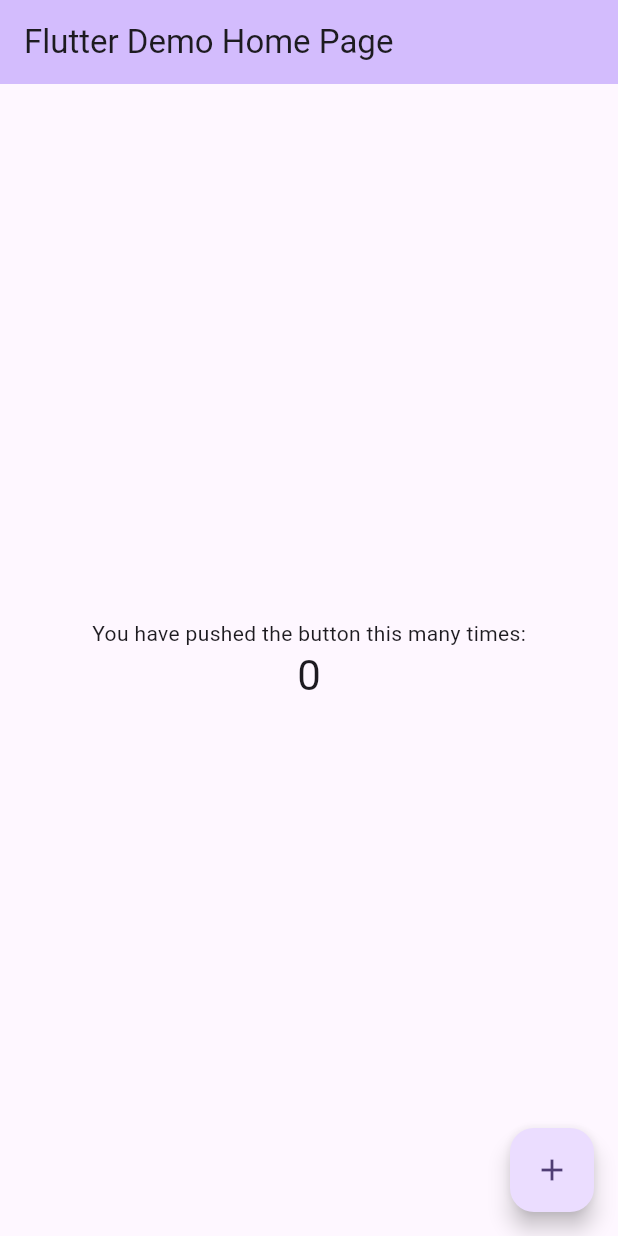
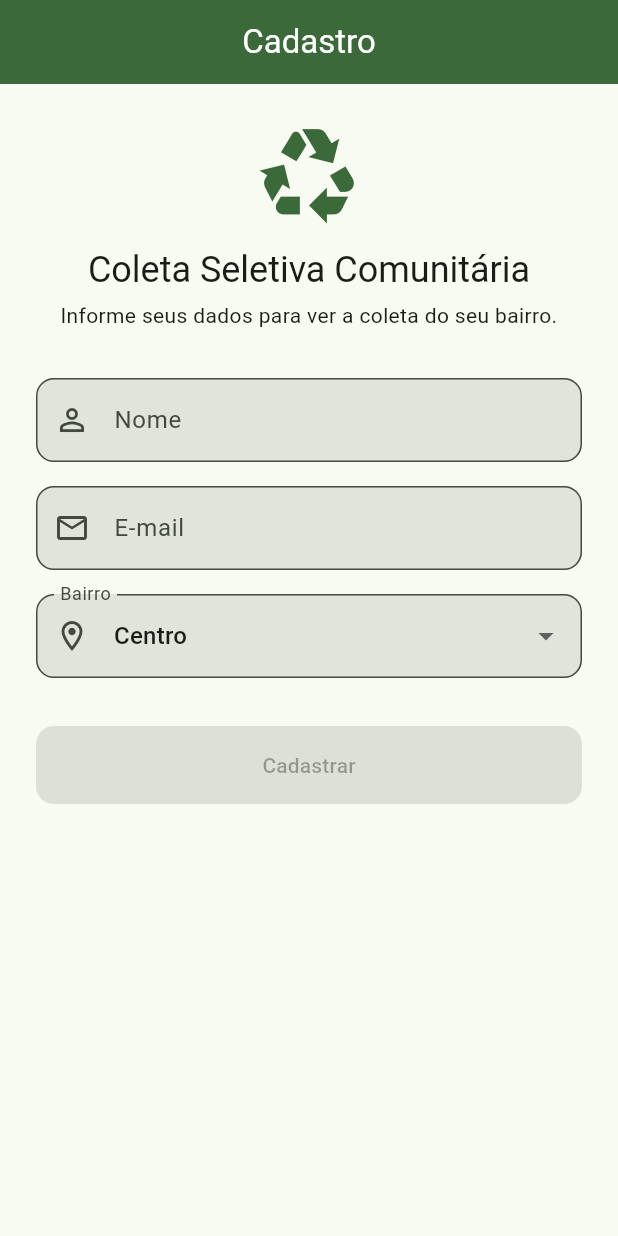
Before and after one commit to Felipixel-Martins/coleta-seletiva-app, a Flutter app: the screen it shows after launch, on a phone screen of 412 x 824 dp. Run offline on Flutter 3.47's test engine with Material 3 defaults, Android fonts, the light colour scheme and no system bars; our stand-ins replace shared_preferences; accounts and stored records are empty.

Commit message:
feat(sprint1): modelo Usuario, tela de cadastro com bairro e persistência local (TDD)

```diff
--- /dev/null
+++ b/lib/data/bairros.dart
@@ -0,0 +1,2 @@
+/// Bairros atendidos pela coleta seletiva (dados mockados do MVP).
+const List<String> bairrosAtendidos = ['Centro', 'Fazenda', 'Cordeiros'];
--- a/lib/main.dart
+++ b/lib/main.dart
@@ -1,122 +1,62 @@
 import 'package:flutter/material.dart';
 
+import 'data/bairros.dart';
+import 'models/usuario.dart';
+import 'screens/cadastro_screen.dart';
+import 'services/usuario_repository.dart';
+import 'theme/app_theme.dart';
+
 void main() {
-  runApp(const MyApp());
+  WidgetsFlutterBinding.ensureInitialized();
+  runApp(ColetaSeletivaApp(usuarioRepository: UsuarioRepository()));
 }
 
-class MyApp extends StatelessWidget {
-  const MyApp({super.key});
+/// Widget raiz do aplicativo Coleta Seletiva Comunitária.
+class ColetaSeletivaApp extends StatefulWidget {
+  final UsuarioRepository usuarioRepository;
 
-  // This widget is the root of your application.
+  const ColetaSeletivaApp({super.key, required this.usuarioRepository});
+
   @override
-  Widget build(BuildContext context) {
-    return MaterialApp(
-      title: 'Flutter Demo',
-      theme: ThemeData(
-        // This is the theme of your application.
-        //
-        // TRY THIS: Try running your application with "flutter run". You'll see
-        // the application has a purple toolbar. Then, without quitting the app,
-        // try changing the seedColor in the colorScheme below to Colors.green
-        // and then invoke "hot reload" (save your changes or press the "hot
-        // reload" button in a Flutter-supported IDE, or press "r" if you used
-        // the command line to start the app).
-        //
-        // Notice that the counter didn't reset back to zero; the application
-        // state is not lost during the reload. To reset the state, use hot
-        // restart instead.
-        //
-        // This works for code too, not just values: Most code changes can be
-        // tested with just a hot reload.
-        colorScheme: .fromSeed(seedColor: Colors.deepPurple),
-      ),
-      home: const MyHomePage(title: 'Flutter Demo Home Page'),
-    );
-  }
+  State<ColetaSeletivaApp> createState() => _ColetaSeletivaAppState();
 }
 
-class MyHomePage extends StatefulWidget {
-  const MyHomePage({super.key, required this.title});
-
-  // This widget is the home page of your application. It is stateful, meaning
-  // that it has a State object (defined below) that contains fields that affect
-  // how it looks.
-
-  // This class is the configuration for the state. It holds the values (in this
-  // case the title) provided by the parent (in this case the App widget) and
-  // used by the build method of the State. Fields in a Widget subclass are
-  // always marked "final".
-
-  final String title;
+class _ColetaSeletivaAppState extends State<ColetaSeletivaApp> {
+  Usuario? _usuario;
+  bool _carregando = true;
 
   @override
-  State<MyHomePage> createState() => _MyHomePageState();
-}
+  void initState() {
+    super.initState();
+    widget.usuarioRepository.carregar().then((u) {
+      if (mounted) setState(() {
+        _usuario = u;
+        _carregando = false;
+      });
+    });
+  }
 
-class _MyHomePageState extends State<MyHomePage> {
-  int _counter = 0;
-
-  void _incrementCounter() {
-    setState(() {
-      // This call to setState tells the Flutter framework that something has
-      // changed in this State, which causes it to rerun the build method below
-      // so that the display can reflect the updated values. If we changed
-      // _counter without calling setState(), then the build method would not be
-      // called again, and so nothing would appear to happen.
-      _counter++;
-    });
+  Future<void> _aoCadastrar(Usuario usuario) async {
+    await widget.usuarioRepository.salvar(usuario);
+    setState(() => _usuario = usuario);
   }
 
   @override
   Widget build(BuildContext context) {
-    // This method is rerun every time setState is called, for instance as done
-    // by the _incrementCounter method above.
-    //
-    // The Flutter framework has been optimized to make rerunning build methods
-    // fast, so that you can just rebuild anything that needs updating rather
-    // than having to individually change instances of widgets.
-    return Scaffold(
-      appBar: AppBar(
-        // TRY THIS: Try changing the color here to a specific color (to
-        // Colors.amber, perhaps?) and trigger a hot reload to see the AppBar
-        // change color while the other colors stay the same.
-        backgroundColor: Theme.of(context).colorScheme.inversePrimary,
-        // Here we take the value from the MyHomePage object that was created by
-        // the App.build method, and use it to set our appbar title.
-        title: Text(widget.title),
-      ),
-      body: Center(
-        // Center is a layout widget. It takes a single child and positions it
-        // in the middle of the parent.
-        child: Column(
-          // Column is also a layout widget. It takes a list of children and
-          // arranges them vertically. By default, it sizes itself to fit its
-          // children horizontally, and tries to be as tall as its parent.
-          //
-          // Column has various properties to control how it sizes itself and
-          // how it positions its children. Here we use mainAxisAlignment to
-          // center the children vertically; the main axis here is the vertical
-          // axis because Columns are vertical (the cross axis would be
-          // horizontal).
-          //
-          // TRY THIS: Invoke "debug painting" (choose the "Toggle Debug Paint"
-          // action in the IDE, or press "p" in the console), to see the
-          // wireframe for each widget.
-          mainAxisAlignment: .center,
-          children: [
-            const Text('You have pushed the button this many times:'),
-            Text(
-              '$_counter',
-              style: Theme.of(context).textTheme.headlineMedium,
-            ),
-          ],
-        ),
-      ),
-      floatingActionButton: FloatingActionButton(
-        onPressed: _incrementCounter,
-        tooltip: 'Increment',
-        child: const Icon(Icons.add),
-      ),
+    return MaterialApp(
+      title: 'Coleta Seletiva Comunitária',
+      debugShowCheckedModeBanner: false,
+      theme: AppTheme.claro,
+      home: _carregando
+          ? const Scaffold(body: Center(child: CircularProgressIndicator()))
+          : _usuario == null
+              ? CadastroScreen(bairros: bairrosAtendidos, onCadastrar: _aoCadastrar)
+              : Scaffold(
+                  appBar: AppBar(title: const Text('Coleta Seletiva')),
+                  body: Center(
+                    child: Text('Olá, ${_usuario!.nome}! Bairro: ${_usuario!.bairro}'),
+                  ),
+                ),
     );
   }
 }
--- /dev/null
+++ b/lib/models/usuario.dart
@@ -0,0 +1,50 @@
+/// Representa o morador cadastrado no aplicativo.
+///
+/// A validação acontece no construtor: um [Usuario] só existe
+/// se tiver nome preenchido e e-mail em formato válido.
+class Usuario {
+  final String nome;
+  final String email;
+  final String bairro;
+
+  static final RegExp _regexEmail = RegExp(r'^[\w.+-]+@[\w-]+(\.[\w-]+)+$');
+
+  Usuario({
+    required String nome,
+    required String email,
+    required this.bairro,
+  })  : nome = nome.trim(),
+        email = email.trim() {
+    if (!nomeValido(this.nome)) {
+      throw ArgumentError('O nome não pode ficar vazio.');
+    }
+    if (!emailValido(this.email)) {
+      throw ArgumentError('E-mail inválido.');
+    }
+  }
+
+  /// Verifica se o nome informado é válido (não vazio).
+  static bool nomeValido(String nome) => nome.trim().isNotEmpty;
+
+  /// Verifica se o e-mail informado tem formato válido.
+  static bool emailValido(String email) => _regexEmail.hasMatch(email.trim());
+
+  Map<String, dynamic> toMap() =>
+      {'nome': nome, 'email': email, 'bairro': bairro};
+
+  factory Usuario.fromMap(Map<String, dynamic> map) => Usuario(
+        nome: map['nome'] as String,
+        email: map['email'] as String,
+        bairro: map['bairro'] as String,
+      );
+
+  @override
+  bool operator ==(Object other) =>
+      other is Usuario &&
+      other.nome == nome &&
+      other.email == email &&
+      other.bairro == bairro;
+
+  @override
+  int get hashCode => Object.hash(nome, email, bairro);
+}
--- /dev/null
+++ b/lib/screens/cadastro_screen.dart
@@ -0,0 +1,136 @@
+import 'dart:async';
+
+import 'package:flutter/material.dart';
+
+import '../models/usuario.dart';
+
+/// Tela de cadastro simplificado: nome, e-mail e bairro.
+///
+/// O botão "Cadastrar" só é habilitado quando nome e e-mail são válidos.
+class CadastroScreen extends StatefulWidget {
+  final List<String> bairros;
+  final FutureOr<void> Function(Usuario usuario) onCadastrar;
+  final Usuario? usuarioInicial;
+
+  const CadastroScreen({
+    super.key,
+    required this.bairros,
+    required this.onCadastrar,
+    this.usuarioInicial,
+  });
+
+  @override
+  State<CadastroScreen> createState() => _CadastroScreenState();
+}
+
+class _CadastroScreenState extends State<CadastroScreen> {
+  late final TextEditingController _nomeController;
+  late final TextEditingController _emailController;
+  late String _bairroSelecionado;
+
+  @override
+  void initState() {
+    super.initState();
+    final inicial = widget.usuarioInicial;
+    _nomeController = TextEditingController(text: inicial?.nome ?? '');
+    _emailController = TextEditingController(text: inicial?.email ?? '');
+    _bairroSelecionado = (inicial != null && widget.bairros.contains(inicial.bairro))
+        ? inicial.bairro
+        : widget.bairros.first;
+  }
+
+  @override
+  void dispose() {
+    _nomeController.dispose();
+    _emailController.dispose();
+    super.dispose();
+  }
+
+  bool get _formularioValido =>
+      Usuario.nomeValido(_nomeController.text) &&
+      Usuario.emailValido(_emailController.text);
+
+  void _cadastrar() {
+    final usuario = Usuario(
+      nome: _nomeController.text,
+      email: _emailController.text,
+      bairro: _bairroSelecionado,
+    );
+    widget.onCadastrar(usuario);
+  }
+
+  @override
+  Widget build(BuildContext context) {
+    final tema = Theme.of(context);
+    return Scaffold(
+      appBar: AppBar(title: const Text('Cadastro')),
+      body: SafeArea(
+        child: ListView(
+          padding: const EdgeInsets.all(24),
+          children: [
+            Icon(Icons.recycling, size: 72, color: tema.colorScheme.primary),
+            const SizedBox(height: 12),
+            Text(
+              'Coleta Seletiva Comunitária',
+              textAlign: TextAlign.center,
+              style: tema.textTheme.headlineSmall,
+            ),
+            const SizedBox(height: 4),
+            Text(
+              'Informe seus dados para ver a coleta do seu bairro.',
+              textAlign: TextAlign.center,
+              style: tema.textTheme.bodyMedium,
+            ),
+            const SizedBox(height: 32),
+            TextField(
+              key: const Key('campoNome'),
+              controller: _nomeController,
+              textCapitalization: TextCapitalization.words,
+              decoration: const InputDecoration(
+                labelText: 'Nome',
+                prefixIcon: Icon(Icons.person_outline),
+              ),
+              onChanged: (_) => setState(() {}),
+            ),
+            const SizedBox(height: 16),
+            TextField(
+              key: const Key('campoEmail'),
+              controller: _emailController,
+              keyboardType: TextInputType.emailAddress,
+              decoration: InputDecoration(
+                labelText: 'E-mail',
+                prefixIcon: const Icon(Icons.email_outlined),
+                errorText: _emailController.text.isNotEmpty &&
+                        !Usuario.emailValido(_emailController.text)
+                    ? 'Informe um e-mail válido'
+                    : null,
+              ),
+              onChanged: (_) => setState(() {}),
+            ),
+            const SizedBox(height: 16),
+            DropdownButtonFormField<String>(
+              key: const Key('dropdownBairro'),
+              initialValue: _bairroSelecionado,
+              decoration: const InputDecoration(
+                labelText: 'Bairro',
+                prefixIcon: Icon(Icons.location_on_outlined),
+              ),
+              items: widget.bairros
+                  .map((b) => DropdownMenuItem(value: b, child: Text(b)))
+                  .toList(),
+              onChanged: (valor) {
+                if (valor != null) setState(() => _bairroSelecionado = valor);
+              },
+            ),
+            const SizedBox(height: 32),
+            ElevatedButton(
+              key: const Key('botaoCadastrar'),
+              onPressed: _formularioValido ? _cadastrar : null,
+              child: const Text('Cadastrar'),
+            ),
+          ],
+        ),
+      ),
+    );
+  }
+}
--- /dev/null
+++ b/lib/services/usuario_repository.dart
@@ -0,0 +1,22 @@
+import 'dart:convert';
+
+import 'package:shared_preferences/shared_preferences.dart';
+
+import '../models/usuario.dart';
+
+/// Persiste o usuário cadastrado localmente via shared_preferences.
+class UsuarioRepository {
+  static const _chave = 'usuario_cadastrado';
+
+  Future<void> salvar(Usuario usuario) async {
+    final prefs = await SharedPreferences.getInstance();
+    await prefs.setString(_chave, jsonEncode(usuario.toMap()));
+  }
+
+  Future<Usuario?> carregar() async {
+    final prefs = await SharedPreferences.getInstance();
+    final json = prefs.getString(_chave);
+    if (json == null) return null;
+    return Usuario.fromMap(jsonDecode(json) as Map<String, dynamic>);
+  }
+}
--- /dev/null
+++ b/lib/theme/app_theme.dart
@@ -0,0 +1,33 @@
+import 'package:flutter/material.dart';
+
+/// Tema visual do app (verde reciclagem, Material 3).
+class AppTheme {
+  AppTheme._();
+
+  static const Color verde = Color(0xFF2E7D32);
+
+  static ThemeData get claro {
+    final esquema = ColorScheme.fromSeed(seedColor: verde);
+    return ThemeData(
+      useMaterial3: true,
+      colorScheme: esquema,
+      appBarTheme: AppBarTheme(
+        backgroundColor: esquema.primary,
+        foregroundColor: esquema.onPrimary,
+        centerTitle: true,
+      ),
+      inputDecorationTheme: InputDecorationTheme(
+        border: OutlineInputBorder(borderRadius: BorderRadius.circular(12)),
+        filled: true,
+      ),
+      elevatedButtonTheme: ElevatedButtonThemeData(
+        style: ElevatedButton.styleFrom(
+          backgroundColor: esquema.primary,
+          foregroundColor: esquema.onPrimary,
+          minimumSize: const Size.fromHeight(52),
+          shape: RoundedRectangleBorder(borderRadius: BorderRadius.circular(12)),
+        ),
+      ),
+    );
+  }
+}
--- a/pubspec.yaml
+++ b/pubspec.yaml
@@ -34,6 +34,7 @@ dependencies:
   # The following adds the Cupertino Icons font to your application.
   # Use with the CupertinoIcons class for iOS style icons.
   cupertino_icons: ^1.0.8
+  shared_preferences: ^2.5.5
 
 dev_dependencies:
   flutter_test:
```
Also changed, not shown: pubspec.lock, 4 other files.
